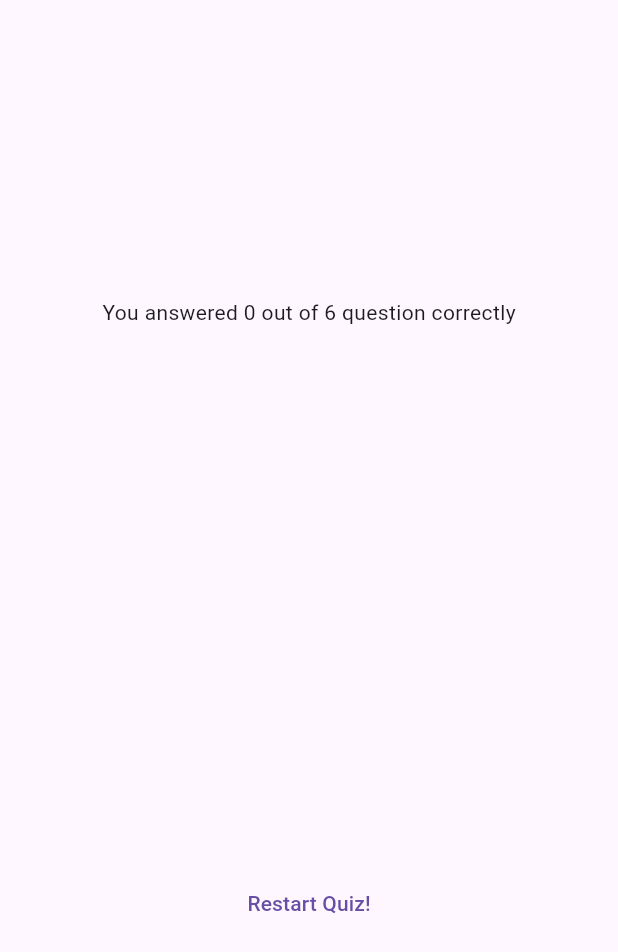
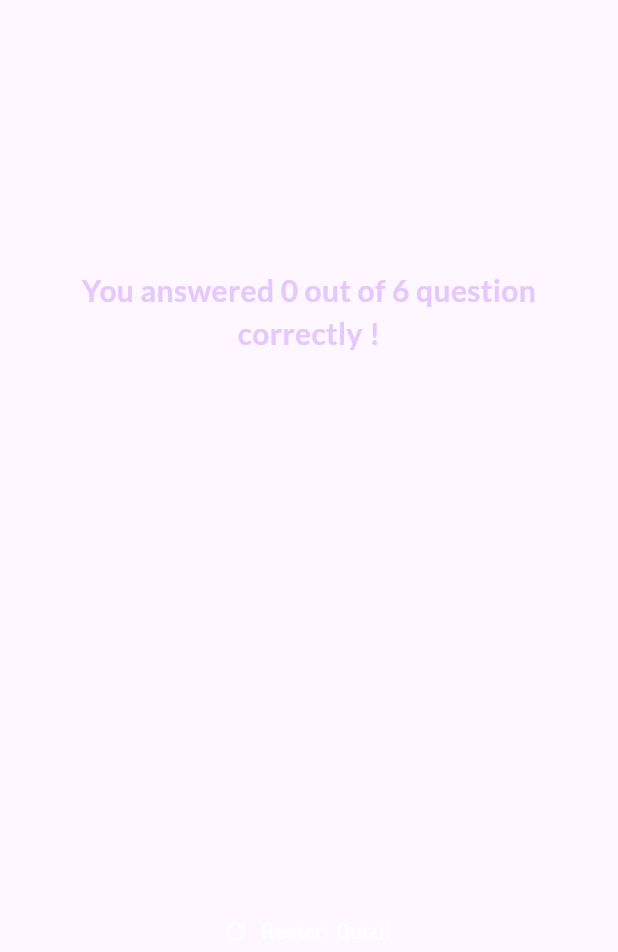
Before and after one commit to Krishna4786/QUIZ_APP, a Flutter app: the ResultsScreen widget shown alone on an empty page, opened directly with empty values, on a phone screen of 412 x 824 dp. Shown: the top 952 px of the screen. Run offline on Flutter 3.47's test engine with Material 3 defaults, Android fonts, the phone set to English and light mode, and no system bars; our stand-ins replace google_fonts.

Commit message:
quiz changed

```diff
--- a/lib/results_screen.dart
+++ b/lib/results_screen.dart
@@ -1,4 +1,5 @@
 import 'package:flutter/material.dart';
+import 'package:google_fonts/google_fonts.dart';
 import 'package:quiz_app/data/questions.dart';
 
 import 'package:quiz_app/question_summary/questions_summary.dart';
@@ -6,8 +7,10 @@ import 'package:quiz_app/question_summary/questions_summary.dart';
 class ResultsScreen extends StatelessWidget {
   const ResultsScreen(
       {super.key,
-      required this.chosenAnswers}); // we can use name argument or postional argument anything but now we are using name argument..
+      required this.chosenAnswers,
+      required this.onRestart}); // we can use name argument or postional argument anything but now we are using name argument..
 
+  final void Function() onRestart;
   final List<String> chosenAnswers;
 
   List<Map<String, Object>> getSummaryData() {
@@ -42,13 +45,24 @@ class ResultsScreen extends StatelessWidget {
           mainAxisAlignment: MainAxisAlignment.center,
           children: [
             Text(
-                'You answered $numCorrectQuestions out of $numTotalQuestions question correctly'),
-            SizedBox(height: 30),
+              'You answered $numCorrectQuestions out of $numTotalQuestions question correctly !',
+              style: GoogleFonts.lato(
+                color: const Color.fromARGB(255, 230, 200, 253),
+                fontSize: 20,
+                fontWeight: FontWeight.bold,
+              ),
+              textAlign: TextAlign.center,
+            ),
+            const SizedBox(
+              height: 30,
+            ),
             QuestionsSummary(summaryData),
             SizedBox(height: 30),
-            TextButton(
-              onPressed: () {},
-              child: Text('Restart Quiz!'),
+            TextButton.icon(
+              onPressed: onRestart,
+              style: TextButton.styleFrom(foregroundColor: Colors.white),
+              icon: const Icon(Icons.refresh),
+              label: Text('Restart Quiz!!'),
             )
           ],
         ),
```
Also changed, not shown: lib/quiz.dart (+9 -1 lines).
